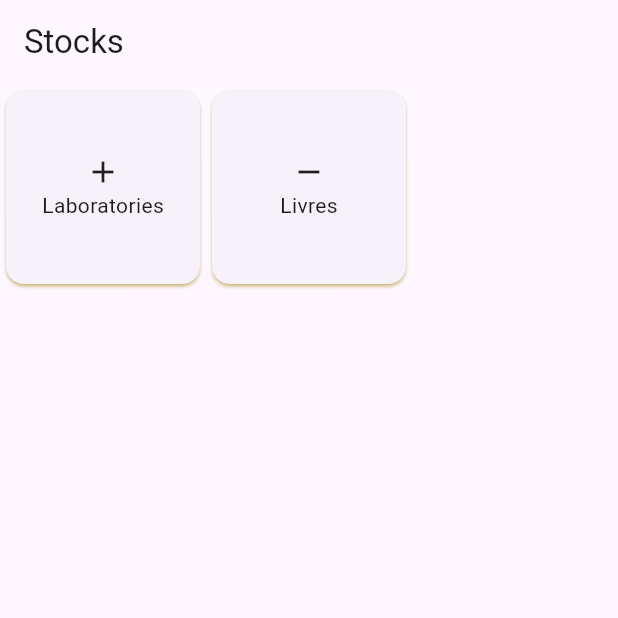
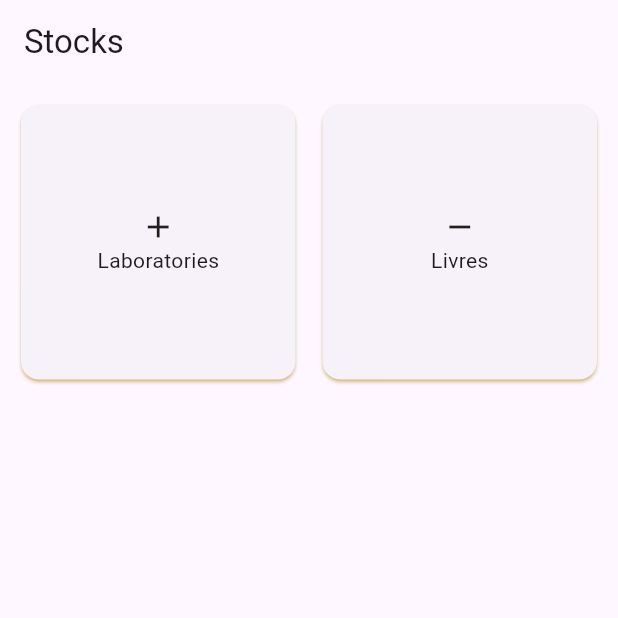
Before and after one commit to saeedBark/flutter-mongodb-crud, a Flutter app: the screen it shows after launch, on a phone screen of 412 x 824 dp, the top half of it. Run offline on Flutter 3.47's test engine with Material 3 defaults, Android fonts, the phone set to English and light mode, and no system bars; missing offline and left inert: mongo_dart.

Commit message:
added feature update

```diff
--- a/lib/Laboratoires/laboratory_view.dart
+++ b/lib/Laboratoires/laboratory_view.dart
@@ -30,6 +30,7 @@ class LaboratoresView extends StatelessWidget {
                             context: context,
                             builder: (BuildContext context) {
                               return AddItemDialog(
+                                id: controller.laboratoryId,
                                 nameController: controller.nameController,
                                 descriptionController:
                                     controller.descriptionController,
--- a/lib/app.dart
+++ b/lib/app.dart
@@ -13,8 +13,11 @@ class GestionStock extends StatelessWidget {
       ),
       body: GridView.builder(
         gridDelegate: const SliverGridDelegateWithFixedCrossAxisCount(
-          crossAxisCount: 3,
+          crossAxisCount: 2,
+          mainAxisSpacing: 10,
+          crossAxisSpacing: 10,
         ),
+        padding: const EdgeInsets.all(10),
         itemCount: titles.length,
         itemBuilder: (context, index) {
           final title = titles[index].entries;
--- a/lib/main.dart
+++ b/lib/main.dart
@@ -2,6 +2,7 @@ import 'package:contacts_app/Laboratoires/laboratory_controller.dart';
 import 'package:contacts_app/app.dart';
 import 'package:contacts_app/livres/livres_controller.dart';
 import 'package:flutter/material.dart';
+import 'package:mongo_dart/mongo_dart.dart';
 import 'package:provider/provider.dart';
 
 void main() {
@@ -31,6 +32,7 @@ class MyAppStock extends StatelessWidget {
 }
 
 class AddItemDialog extends StatelessWidget {
+  final ObjectId? id;
   final TextEditingController? nameController,
       descriptionController,
       quantityController;
@@ -40,6 +42,7 @@ class AddItemDialog extends StatelessWidget {
 
   const AddItemDialog({
     super.key,
+    this.id,
     this.nameController,
     this.descriptionController,
     this.quantityController,
@@ -77,7 +80,7 @@ class AddItemDialog extends StatelessWidget {
           child: const Text('Cancel'),
         ),
         ElevatedButton(
-          onPressed: onCreate,
+          onPressed: id == null ? onCreate : onUpdate,
           child: const Text('Add'),
         ),
       ],
```
Also changed, not shown: lib/Laboratoires/laboratory_controller.dart (+17 -4 lines), lib/Laboratoires/laboratory_service.dart (+22 -10 lines).
